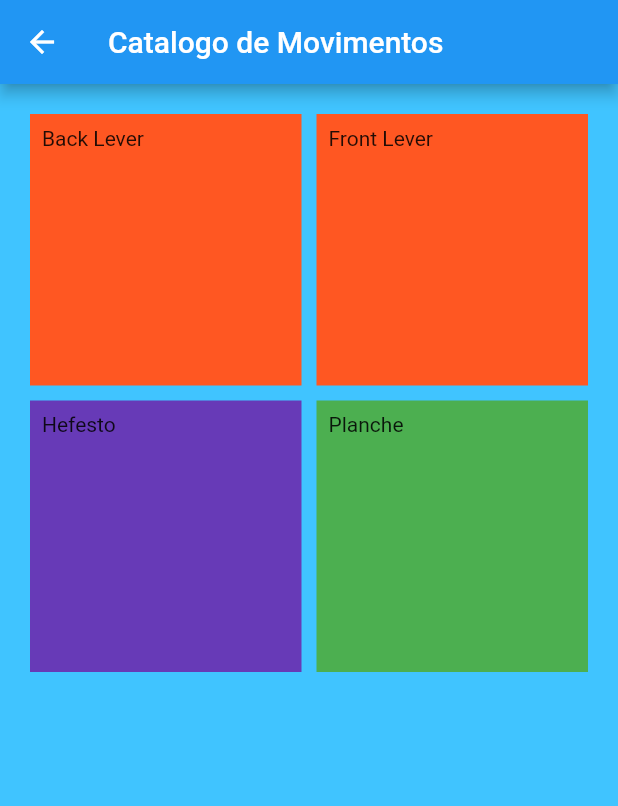
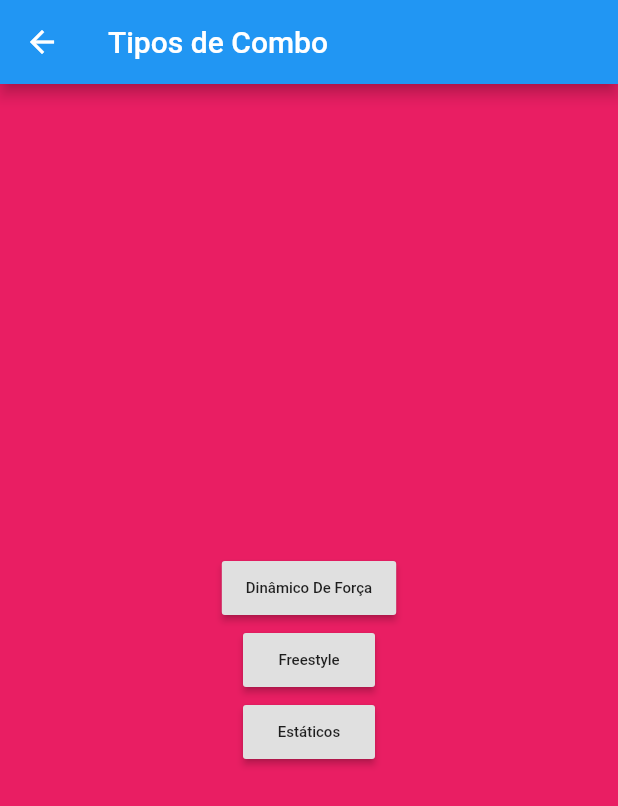
Before and after one commit to rodrigocc/ProjetosFlutter, a Flutter app: the CombosViewScreen screen opened directly, after a tap on the "add" icon, on a phone screen of 412 x 824 dp. Shown: the top 806 px of the screen. Run offline on Flutter 3.47's test engine with Material 2 defaults, Android fonts, the light colour scheme and no system bars.

Commit message:
Modificação da tela de visualização de combos e adição da tela de escolha do tipo de combo

```diff
--- /dev/null
+++ b/combomakerteste/lib/comboselecttypes_screen.dart
@@ -0,0 +1,40 @@
+import 'package:flutter/material.dart';
+
+
+class CombosSelectType extends StatelessWidget {
+  @override
+  Widget build(BuildContext context) {
+    return Scaffold(
+      backgroundColor: Colors.pink,
+      appBar: AppBar(
+        title: Text("Tipos de Combo"),
+      ),
+      body: Center(
+        child: Column(
+          mainAxisAlignment: MainAxisAlignment.center,
+          children: <Widget>[
+            RaisedButton(
+            onPressed: (){},
+              child: Text("Dinâmico De Força",style: TextStyle(fontSize: 10),),
+
+
+            ),
+            RaisedButton(
+              onPressed: (){},
+              child: Text("Freestyle",style: TextStyle(fontSize: 10.0),),
+
+            ),
+
+            RaisedButton(
+              child: Text("Estáticos",style: TextStyle(fontSize: 10.0),),
+              onPressed: (){},
+            ),
+
+
+          ],
+        ),
+
+      ),
+    );
+  }
+}
--- a/combomakerteste/lib/combosview_screen.dart
+++ b/combomakerteste/lib/combosview_screen.dart
@@ -1,5 +1,6 @@
 import 'package:flutter/material.dart';
 import 'catalogcomboslist_screen.dart';
+import 'comboselecttypes_screen.dart';
 
 
 class CombosViewScreen extends StatefulWidget {
@@ -46,7 +47,7 @@ class _CombosViewScreenState extends State<CombosViewScreen> {
               child: FloatingActionButton(
                 child: Icon(Icons.add),
                 onPressed: (){
-                  Navigator.push(context, MaterialPageRoute(builder:(context)=>CatalogListMovements()));
+                  Navigator.push(context, MaterialPageRoute(builder:(context)=>(CombosSelectType())));
 
                 },
               ),
```
